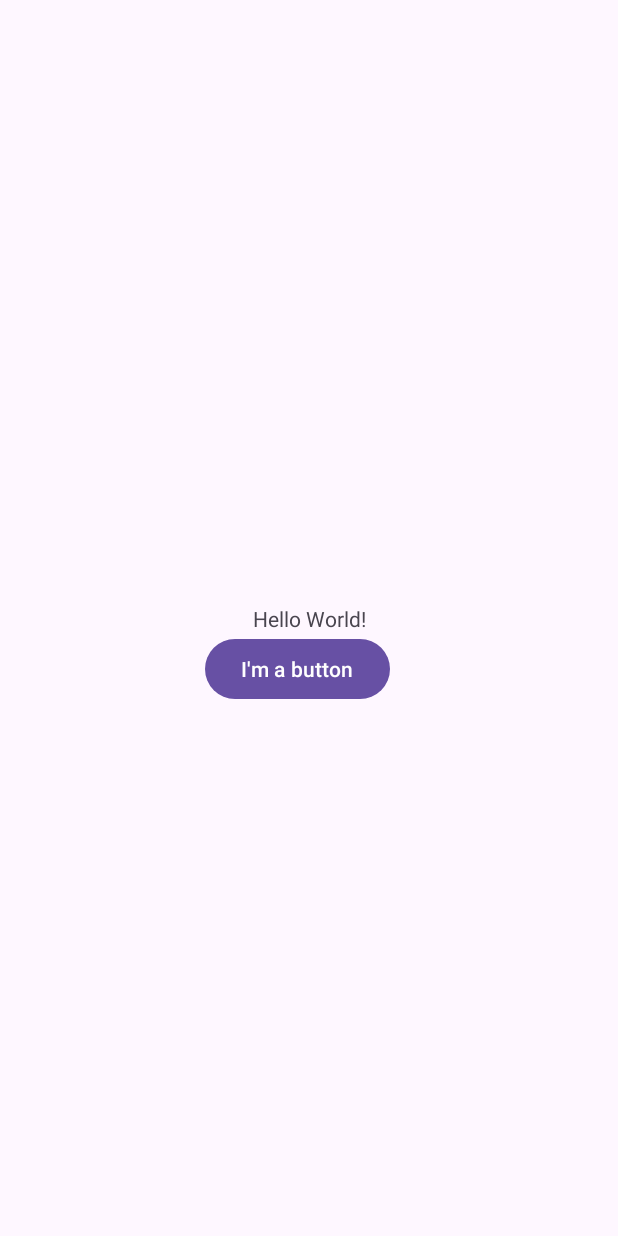
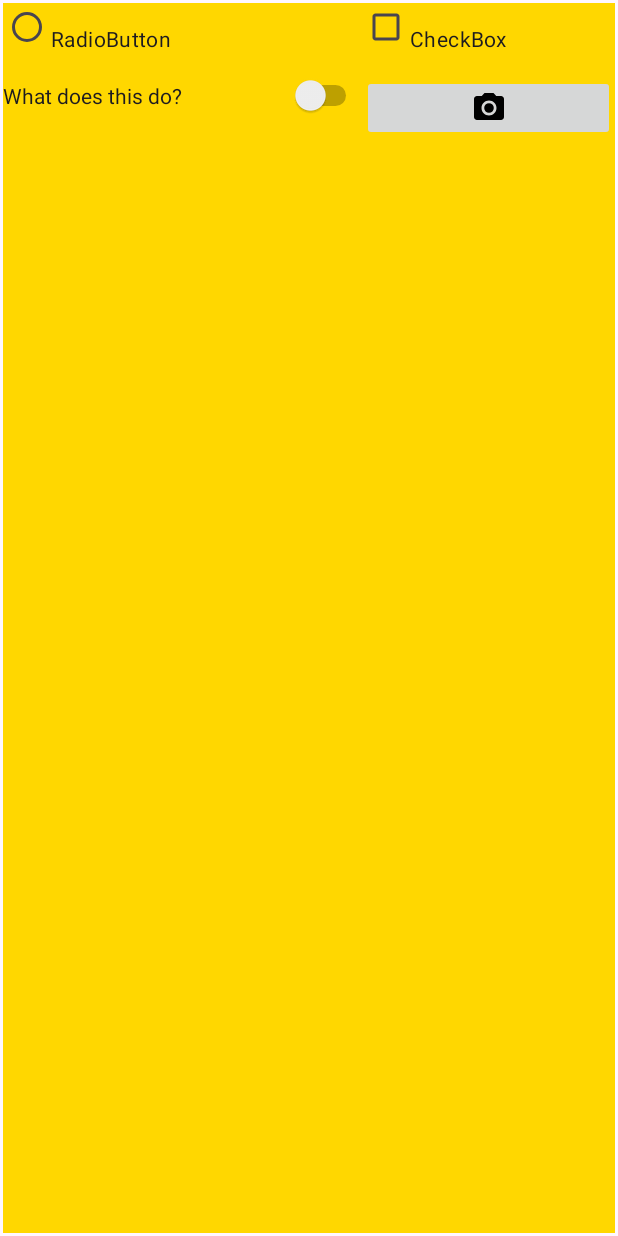
Before and after one commit to Dileep5/CP670, an Android app: the screen it shows after launch (MainActivity before the commit, ListItemsActivity after it), on a phone screen of 412 x 824 dp. Run offline under Robolectric (Android 15) with nearby library versions, the phone set to English and light mode, and no system bars.

Commit message:
Added 3 activities for part 2

```diff
--- /dev/null
+++ b/app/src/main/java/com/example/androidassignments/ListItemsActivity.kt
@@ -0,0 +1,20 @@
+package com.example.androidassignments
+
+import android.os.Bundle
+import androidx.activity.enableEdgeToEdge
+import androidx.appcompat.app.AppCompatActivity
+import androidx.core.view.ViewCompat
+import androidx.core.view.WindowInsetsCompat
+
+class ListItemsActivity : AppCompatActivity() {
+    override fun onCreate(savedInstanceState: Bundle?) {
+        super.onCreate(savedInstanceState)
+        enableEdgeToEdge()
+        setContentView(R.layout.activity_list_items)
+        ViewCompat.setOnApplyWindowInsetsListener(findViewById(R.id.main)) { v, insets ->
+            val systemBars = insets.getInsets(WindowInsetsCompat.Type.systemBars())
+            v.setPadding(systemBars.left, systemBars.top, systemBars.right, systemBars.bottom)
+            insets
+        }
+    }
+}
--- /dev/null
+++ b/app/src/main/res/drawable/ic_menu_camera.xml
@@ -0,0 +1,7 @@
+<vector xmlns:android="http://schemas.android.com/apk/res/android" android:height="24dp" android:tint="#000000" android:viewportHeight="24" android:viewportWidth="24" android:width="24dp">
+
+    <path android:fillColor="@android:color/white" android:pathData="M12,12m-3.2,0a3.2,3.2 0,1 1,6.4 0a3.2,3.2 0,1 1,-6.4 0"/>
+
+    <path android:fillColor="@android:color/white" android:pathData="M9,2L7.17,4L4,4c-1.1,0 -2,0.9 -2,2v12c0,1.1 0.9,2 2,2h16c1.1,0 2,-0.9 2,-2L22,6c0,-1.1 -0.9,-2 -2,-2h-3.17L15,2L9,2zM12,17c-2.76,0 -5,-2.24 -5,-5s2.24,-5 5,-5 5,2.24 5,5 -2.24,5 -5,5z"/>
+
+</vector>
--- /dev/null
+++ b/app/src/main/res/layout/activity_list_items.xml
@@ -0,0 +1,43 @@
+<?xml version="1.0" encoding="utf-8"?>
+<GridLayout xmlns:android="http://schemas.android.com/apk/res/android"
+    xmlns:app="http://schemas.android.com/apk/res-auto"
+    xmlns:tools="http://schemas.android.com/tools"
+    android:id="@+id/main"
+    android:layout_width="match_parent"
+    android:layout_height="match_parent"
+    android:layout_margin="2dp"
+    android:background="@color/gold"
+    android:columnCount="2"
+    android:rowCount="2"
+    tools:context=".ListItemsActivity">
+
+    <RadioButton
+        android:layout_width="wrap_content"
+        android:layout_height="wrap_content"
+        android:text="RadioButton"
+        android:layout_columnWeight="1"
+        android:gravity="fill" />
+
+    <CheckBox
+        android:layout_width="wrap_content"
+        android:layout_height="wrap_content"
+        android:text="CheckBox"
+        android:layout_columnWeight="1"
+        android:gravity="fill" />
+
+    <Switch
+        android:layout_width="wrap_content"
+        android:layout_height="wrap_content"
+        android:text="What does this do?"
+        android:layout_columnWeight="1"
+        android:gravity="fill" />
+
+    <ImageButton
+        android:layout_width="wrap_content"
+        android:layout_height="wrap_content"
+        android:layout_columnWeight="1"
+        android:gravity="fill"
+        android:src="@drawable/ic_menu_camera"
+        tools:src="@android:drawable/ic_menu_camera" />
+
+</GridLayout>
--- a/app/src/main/res/values/colors.xml
+++ b/app/src/main/res/values/colors.xml
@@ -2,4 +2,6 @@
 <resources>
     <color name="black">#FF000000</color>
     <color name="white">#FFFFFFFF</color>
+    <color name="gold">#FFD700</color>
+
 </resources>
--- a/app/src/main/res/values/strings.xml
+++ b/app/src/main/res/values/strings.xml
@@ -2,4 +2,9 @@
     <string name="app_name">AndroidAssignments</string>
     <string name="hello_message">Hello World!</string>
     <string name="ButtonText">I\'m a button</string>
+
+    <string name="login_text">Login</string>
+    <string name="login_hint">login name</string>
+    <string name="password_text">Password</string>
+    <string name="password_hint">Enter password</string>
 </resources>
```
Also changed, not shown: app/src/main/AndroidManifest.xml (+17 -7 lines), app/src/main/java/com/example/androidassignments/LoginActivity.kt (added, +20 -0 lines), app/src/main/res/layout/activity_login.xml (added, +43 -0 lines), 1 other file.
